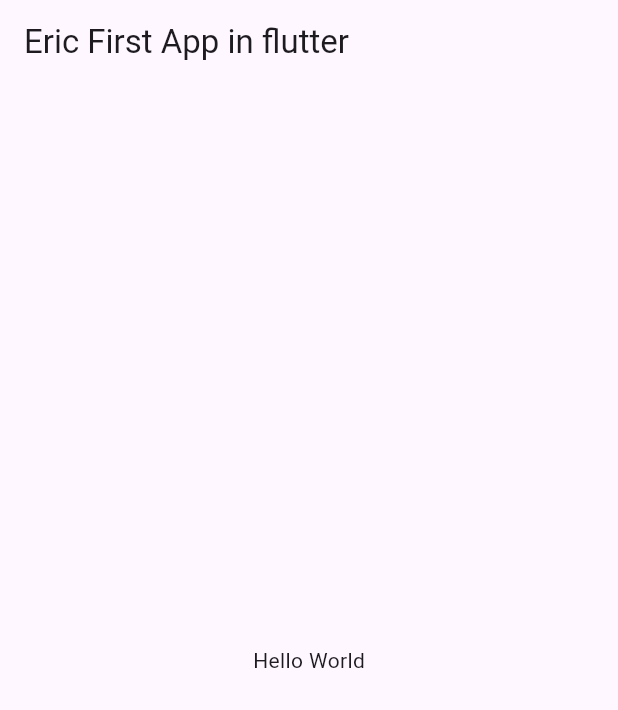
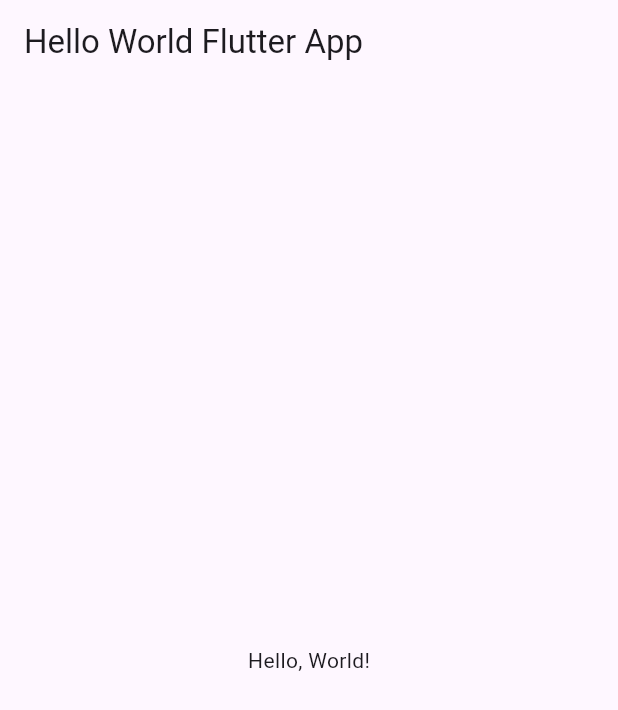
Before and after one commit to Manishimweeric/Mobile_Plogramming_Frst_Apps_In_Flutter, a Flutter app: the screen it shows after launch, on a phone screen of 412 x 824 dp. Shown: the top 710 px of the screen. Run offline on Flutter 3.47's test engine with Material 3 defaults, Android fonts, the phone set to English and light mode, and no system bars.

Commit message:
Second commit

```diff
--- a/hello_word/lib/main.dart
+++ b/hello_word/lib/main.dart
@@ -8,12 +8,13 @@ class MyApp extends StatelessWidget {
   @override
   Widget build(BuildContext context) {
     return MaterialApp(
+      title: 'Eric Hello Word App Displayed',
       home: Scaffold(
         appBar: AppBar(
-          title: Text('Eric First App in flutter'),
+          title: Text('Hello World Flutter App'),
         ),
         body: Center(
-          child: Text('Hello World'),
+          child: Text('Hello, World!'),
         ),
       ),
     );
```
Also changed, not shown: HellowordAss.png (added), calcuratermobileassignment.png (added), 2 other files.
